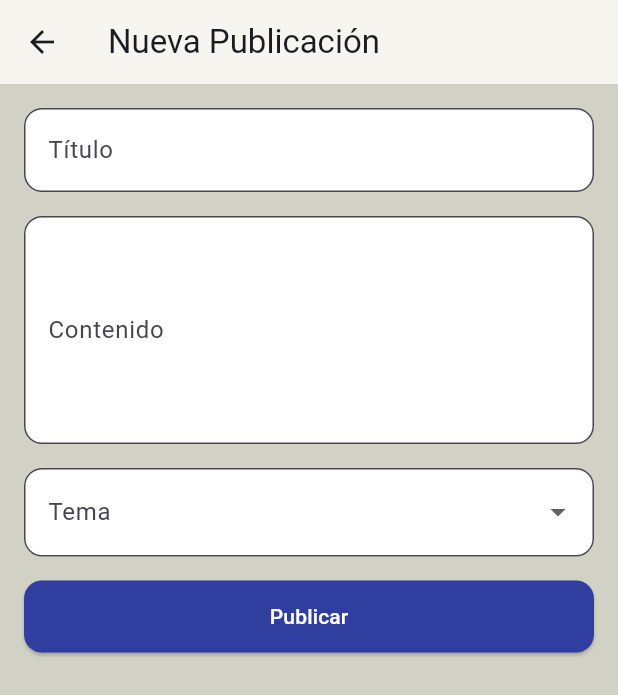
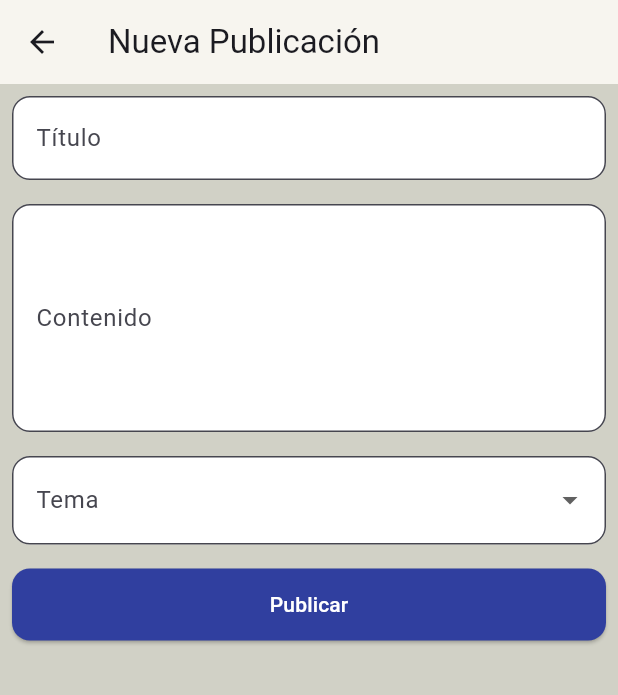
Before and after one commit to CarlosPel/Proyecto-DAM, a Flutter app: the CreatePostScreen screen opened directly, on a phone screen of 412 x 824 dp. Shown: the top 695 px of the screen. Run offline on Flutter 3.47's test engine with Material 3 defaults, Android fonts, the phone set to English and light mode, and no system bars; our stand-ins replace country_code_picker, shared_preferences, timeago; missing offline and left inert: turn_page_transition; accounts and stored records are empty.

Commit message:
Refactor CreatePostScreen: mejorar la estructura del formulario y agregar validaciones para los campos de entrada

```diff
--- a/app/frontend/flutter_application_1/lib/screens/create_post_screen.dart
+++ b/app/frontend/flutter_application_1/lib/screens/create_post_screen.dart
@@ -52,32 +52,12 @@ class CreatePostScreenState extends State<CreatePostScreen> {
       appBar: AppBar(
         title: Text('Nueva Publicación'),
       ),
-      body: Padding(
-        padding: const EdgeInsets.all(16.0),
+      body: SingleChildScrollView(
         child: Column(
           children: [
-            if (article != null)
-              articleCard(
-                child: Column(children: [
-                  ArticlePreview(
-                    title: article.title,
-                    source: article.source,
-                    datetime: article.datetime,
-                  ),
             Padding(
-                    padding: const EdgeInsets.only(top: 12),
-                    child: Text(
-                      article.snippet!,
-                      style: const TextStyle(
-                        fontFamily: 'Georgia',
-                        fontSize: 16,
-                        height: 1.5,
-                      ),
-                    ),
-                  ),
-                ]),
-              ),
-            Form(
+              padding: const EdgeInsets.all(8.0),
+              child: Form(
                 key: _formKey,
                 child: Column(
                   crossAxisAlignment: CrossAxisAlignment.stretch,
@@ -127,6 +107,28 @@ class CreatePostScreenState extends State<CreatePostScreen> {
                   ],
                 ),
               ),
+            ),
+            if (article != null)
+              articleCard(
+                child: Column(children: [
+                  ArticlePreview(
+                    title: article.title,
+                    source: article.source,
+                    datetime: article.datetime,
+                  ),
+                  Padding(
+                    padding: const EdgeInsets.only(top: 12),
+                    child: Text(
+                      article.snippet!,
+                      style: const TextStyle(
+                        fontFamily: 'Times New Roman',
+                        fontSize: 16,
+                        height: 1.5,
+                      ),
+                    ),
+                  ),
+                ]),
+              ),
           ],
         ),
       ),
```
Lines whose indentation alone changed are shown as unchanged.
